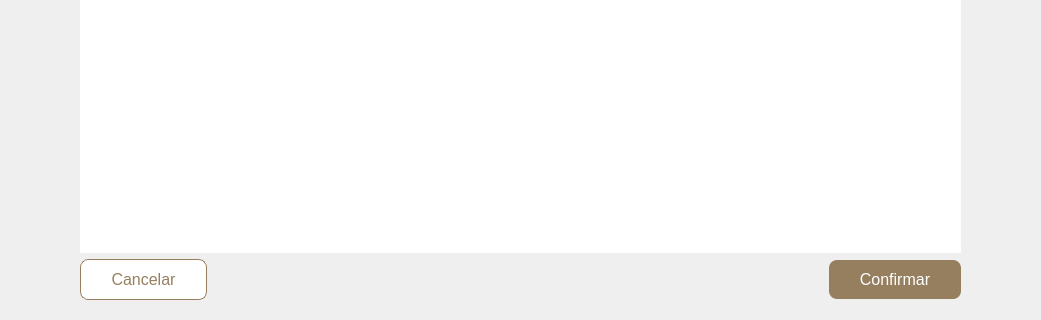
Above: ui/agregar-registros.ui from andreadh01/Notarius before the change; both pictures show x 120 to 1161 and y 264 to 584 of the 1281 by 584 pixel window. Below: the same form after it.
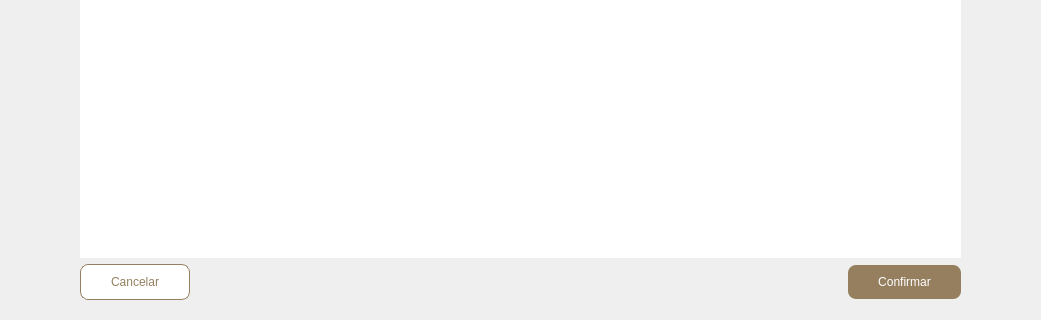
That is the form after the change.

Diff of the .ui file:
```diff
--- a/ui/agregar-registros.ui
+++ b/ui/agregar-registros.ui
@@ -196,7 +196,7 @@
 border: 1px solid #957F5F;
 background-color: white;
 color: #957F5F;
-font-size: 16px;
+font-size: 12px;
 padding: 10px 30px;
 }
 
@@ -225,7 +225,7 @@
 border-radius: 8px;
 background-color: #957F5F;
 color: white;
-font-size: 16px;
+font-size: 12px;
 padding: 10px 30px;
 }
 
```
Left out of the diff: 6 changed lines with no effect on the pictures.
